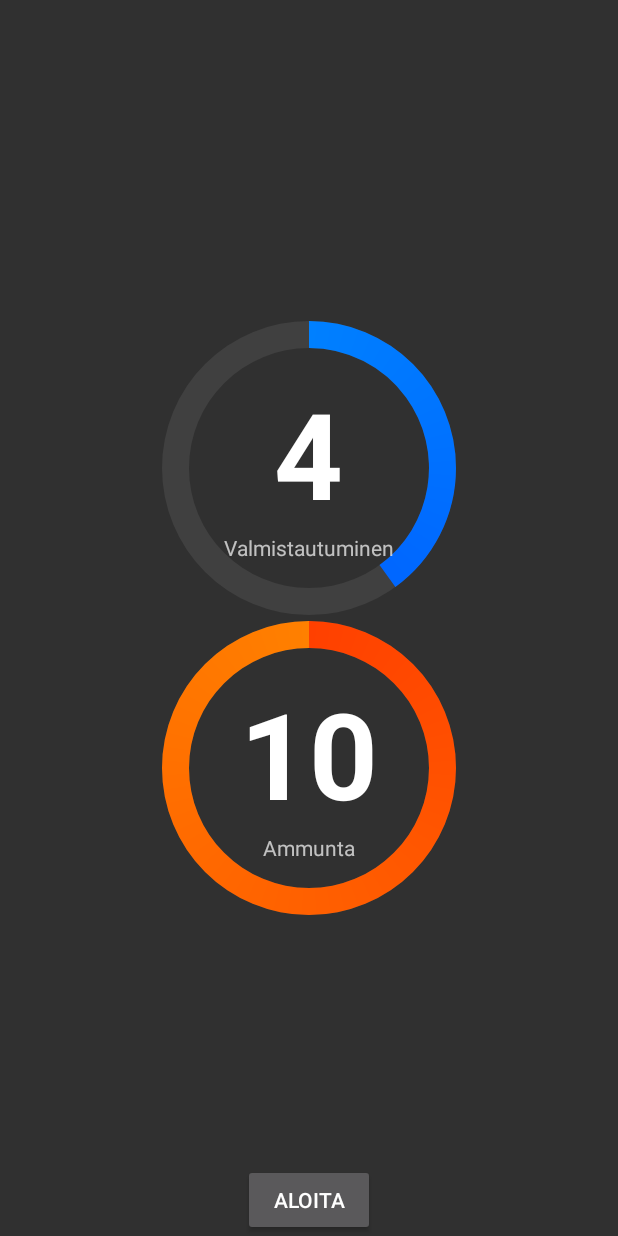
After one commit to bidule21/rotating-target-controller, an Android app: the layout fragment_shooting.xml on its own in the app's theme, with its tools: preview values and no code run, on a phone screen of 412 x 824 dp. The commit adds this screen. Run offline under Robolectric (Android 15) with nearby library versions, the phone set to English and light mode, and no system bars.

Commit message:
add shooting activity and screens for it

```diff
--- a/app/src/main/java/org/db0/targetcontroller/MainActivity.java
+++ b/app/src/main/java/org/db0/targetcontroller/MainActivity.java
@@ -3,11 +3,12 @@ package org.db0.targetcontroller;
 import android.app.Activity;
 import android.bluetooth.BluetoothAdapter;
 import android.content.Intent;
+import android.os.Bundle;
 import android.support.v7.app.AppCompatActivity;
-import android.os.Bundle;
 import android.util.Log;
 import android.view.View;
 import android.widget.Button;
+import android.widget.ProgressBar;
 import android.widget.Toast;
 
 import org.db0.targetcontroller.util.BluetoothManager;
@@ -66,4 +67,7 @@ public class MainActivity extends AppCompatActivity {
             btConnected = false;
         }
     }
+
+    public void startClick(View view) {
+    }
 }
--- /dev/null
+++ b/app/src/main/java/org/db0/targetcontroller/ShootingActivity.java
@@ -0,0 +1,23 @@
+package org.db0.targetcontroller;
+
+import android.annotation.SuppressLint;
+import android.app.ActionBar;
+import android.app.Activity;
+import android.os.Bundle;
+import android.os.Handler;
+import android.view.MotionEvent;
+import android.view.View;
+
+public class ShootingActivity extends Activity {
+
+    @Override
+    protected void onCreate(Bundle savedInstanceState) {
+        super.onCreate(savedInstanceState);
+
+        setContentView(R.layout.activity_shooting);
+    }
+
+    public void startSequenceClick(View view) {
+
+    }
+}
--- /dev/null
+++ b/app/src/main/res/drawable/circular_progress_background.xml
@@ -0,0 +1,11 @@
+<?xml version="1.0" encoding="utf-8"?>
+<shape
+    xmlns:android="http://schemas.android.com/apk/res/android"
+    android:shape="ring"
+    android:innerRadiusRatio="2.5"
+    android:thickness="@dimen/shooting_timer_width"
+    android:useLevel="false">
+
+    <solid android:color="@color/progress_back" />
+
+</shape>
--- /dev/null
+++ b/app/src/main/res/drawable/circular_progress_shoot.xml
@@ -0,0 +1,18 @@
+<?xml version="1.0" encoding="utf-8"?>
+<rotate xmlns:android="http://schemas.android.com/apk/res/android"
+    android:fromDegrees="270"
+    android:toDegrees="270">
+    <shape
+        android:innerRadiusRatio="2.5"
+        android:shape="ring"
+        android:thickness="@dimen/shooting_timer_width"
+        android:useLevel="true"><!-- this line fixes the issue for lollipop api 21 -->
+
+        <gradient
+            android:angle="0"
+            android:endColor="@color/progress_shoot_end"
+            android:startColor="@color/progress_shoot_start"
+            android:type="sweep"
+            android:useLevel="false" />
+    </shape>
+</rotate>
--- /dev/null
+++ b/app/src/main/res/drawable/circular_progress_wait.xml
@@ -0,0 +1,18 @@
+<?xml version="1.0" encoding="utf-8"?>
+<rotate xmlns:android="http://schemas.android.com/apk/res/android"
+    android:fromDegrees="270"
+    android:toDegrees="270">
+    <shape
+        android:innerRadiusRatio="2.5"
+        android:shape="ring"
+        android:thickness="@dimen/shooting_timer_width"
+        android:useLevel="true"><!-- this line fixes the issue for lollipop api 21 -->
+
+        <gradient
+            android:angle="0"
+            android:endColor="@color/progress_wait_end"
+            android:startColor="@color/progress_wait_start"
+            android:type="sweep"
+            android:useLevel="false" />
+    </shape>
+</rotate>
--- /dev/null
+++ b/app/src/main/res/layout-land/fragment_shooting.xml
@@ -0,0 +1,104 @@
+<?xml version="1.0" encoding="utf-8"?>
+<android.support.design.widget.CoordinatorLayout xmlns:android="http://schemas.android.com/apk/res/android"
+    xmlns:tools="http://schemas.android.com/tools"
+    android:layout_width="match_parent"
+    android:layout_height="match_parent"
+    tools:context=".ShootingActivity">
+
+    <RelativeLayout
+        android:layout_width="match_parent"
+        android:layout_height="match_parent">
+
+        <LinearLayout
+            android:layout_width="wrap_content"
+            android:layout_height="wrap_content"
+            android:layout_centerInParent="true"
+            android:orientation="horizontal">
+
+            <RelativeLayout
+                android:layout_width="wrap_content"
+                android:layout_height="wrap_content">
+
+                <ProgressBar
+                    android:id="@+id/progress_wait"
+                    style="?android:attr/progressBarStyleHorizontal"
+                    android:layout_width="200dp"
+                    android:layout_height="200dp"
+                    android:background="@drawable/circular_progress_background"
+                    android:indeterminate="false"
+                    android:max="10"
+                    android:progressDrawable="@drawable/circular_progress_wait"
+                    tools:progress="4" />
+
+                <LinearLayout
+                    android:layout_width="wrap_content"
+                    android:layout_height="wrap_content"
+                    android:layout_centerInParent="true"
+                    android:orientation="vertical">
+
+                    <TextView
+                        android:id="@+id/prepare_time"
+                        style="@style/FiringTime"
+                        android:layout_width="wrap_content"
+                        android:layout_height="wrap_content"
+                        android:layout_gravity="center_horizontal"
+                        tools:text="4" />
+
+                    <TextView
+                        android:layout_width="wrap_content"
+                        android:layout_height="wrap_content"
+                        android:layout_gravity="center_horizontal"
+                        tools:text="@string/shooting_prepare" />
+
+                </LinearLayout>
+            </RelativeLayout>
+
+            <RelativeLayout
+                android:layout_width="wrap_content"
+                android:layout_height="wrap_content">
+
+                <ProgressBar
+                    android:id="@+id/progress_shoot"
+                    style="?android:attr/progressBarStyleHorizontal"
+                    android:layout_width="200dp"
+                    android:layout_height="200dp"
+                    android:background="@drawable/circular_progress_background"
+                    android:indeterminate="false"
+                    android:max="10"
+                    android:progressDrawable="@drawable/circular_progress_shoot"
+                    tools:progress="10" />
+
+                <LinearLayout
+                    android:layout_width="wrap_content"
+                    android:layout_height="wrap_content"
+                    android:layout_centerInParent="true"
+                    android:orientation="vertical">
+
+                    <TextView
+                        android:id="@+id/firing_time"
+                        style="@style/FiringTime"
+                        android:layout_width="wrap_content"
+                        android:layout_height="wrap_content"
+                        android:layout_gravity="center_horizontal"
+                        tools:text="10" />
+
+                    <TextView
+                        android:layout_width="wrap_content"
+                        android:layout_height="wrap_content"
+                        android:layout_gravity="center_horizontal"
+                        tools:text="@string/shooting_firing" />
+
+                </LinearLayout>
+            </RelativeLayout>
+        </LinearLayout>
+
+        <Button
+            android:id="@+id/button_start_sequence"
+            android:layout_width="wrap_content"
+            android:layout_height="wrap_content"
+            android:layout_alignParentBottom="true"
+            android:layout_centerHorizontal="true"
+            android:text="@string/button_start_sequence"
+            android:onClick="startSequenceClick"/>
+    </RelativeLayout>
+</android.support.design.widget.CoordinatorLayout>
--- a/app/src/main/res/layout/activity_main.xml
+++ b/app/src/main/res/layout/activity_main.xml
@@ -1,5 +1,6 @@
 <?xml version="1.0" encoding="utf-8"?>
 <RelativeLayout xmlns:android="http://schemas.android.com/apk/res/android"
+    xmlns:CircleProgressView="http://schemas.android.com/apk/res-auto"
     xmlns:tools="http://schemas.android.com/tools"
     android:id="@+id/activity_main"
     android:layout_width="match_parent"
@@ -13,6 +14,13 @@
         android:onClick="connectClick"
         android:text="@string/button_connect" />
 
+    <Button
+        android:layout_width="wrap_content"
+        android:layout_height="wrap_content"
+        android:layout_centerInParent="true"
+        android:onClick="startClick"
+        android:text="@string/button_start_shooting" />
+
     <android.support.design.widget.FloatingActionButton
         android:layout_width="wrap_content"
         android:layout_height="wrap_content"
--- /dev/null
+++ b/app/src/main/res/layout/activity_shooting.xml
@@ -0,0 +1,12 @@
+<?xml version="1.0" encoding="utf-8"?>
+<android.support.design.widget.CoordinatorLayout xmlns:android="http://schemas.android.com/apk/res/android"
+    xmlns:tools="http://schemas.android.com/tools"
+    android:layout_width="match_parent"
+    android:layout_height="match_parent"
+    tools:context="org.db0.targetcontroller.ShootingActivity">
+
+    <android.support.v4.view.ViewPager
+        android:id="@+id/shooting_viewpager"
+        android:layout_width="match_parent"
+        android:layout_height="match_parent" />
+</android.support.design.widget.CoordinatorLayout>
--- /dev/null
+++ b/app/src/main/res/layout/fragment_shooting.xml
@@ -0,0 +1,104 @@
+<?xml version="1.0" encoding="utf-8"?>
+<android.support.design.widget.CoordinatorLayout xmlns:android="http://schemas.android.com/apk/res/android"
+    xmlns:tools="http://schemas.android.com/tools"
+    android:layout_width="match_parent"
+    android:layout_height="match_parent"
+    tools:context=".ShootingActivity">
+
+    <RelativeLayout
+        android:layout_width="match_parent"
+        android:layout_height="match_parent">
+
+        <LinearLayout
+            android:layout_width="wrap_content"
+            android:layout_height="wrap_content"
+            android:layout_centerInParent="true"
+            android:orientation="vertical">
+
+            <RelativeLayout
+                android:layout_width="wrap_content"
+                android:layout_height="wrap_content">
+
+                <ProgressBar
+                    android:id="@+id/progress_wait"
+                    style="?android:attr/progressBarStyleHorizontal"
+                    android:layout_width="200dp"
+                    android:layout_height="200dp"
+                    android:background="@drawable/circular_progress_background"
+                    android:indeterminate="false"
+                    android:max="10"
+                    android:progressDrawable="@drawable/circular_progress_wait"
+                    tools:progress="4" />
+
+                <LinearLayout
+                    android:layout_width="wrap_content"
+                    android:layout_height="wrap_content"
+                    android:layout_centerInParent="true"
+                    android:orientation="vertical">
+
+                    <TextView
+                        android:id="@+id/prepare_time"
+                        style="@style/FiringTime"
+                        android:layout_width="wrap_content"
+                        android:layout_height="wrap_content"
+                        android:layout_gravity="center_horizontal"
+                        tools:text="4" />
+
+                    <TextView
+                        android:layout_width="wrap_content"
+                        android:layout_height="wrap_content"
+                        android:layout_gravity="center_horizontal"
+                        tools:text="@string/shooting_prepare" />
+
+                </LinearLayout>
+            </RelativeLayout>
+
+            <RelativeLayout
+                android:layout_width="wrap_content"
+                android:layout_height="wrap_content">
+
+                <ProgressBar
+                    android:id="@+id/progress_shoot"
+                    style="?android:attr/progressBarStyleHorizontal"
+                    android:layout_width="200dp"
+                    android:layout_height="200dp"
+                    android:background="@drawable/circular_progress_background"
+                    android:indeterminate="false"
+                    android:max="10"
+                    android:progressDrawable="@drawable/circular_progress_shoot"
+                    tools:progress="10" />
+
+                <LinearLayout
+                    android:layout_width="wrap_content"
+                    android:layout_height="wrap_content"
+                    android:layout_centerInParent="true"
+                    android:orientation="vertical">
+
+                    <TextView
+                        android:id="@+id/firing_time"
+                        style="@style/FiringTime"
+                        android:layout_width="wrap_content"
+                        android:layout_height="wrap_content"
+                        android:layout_gravity="center_horizontal"
+                        tools:text="10" />
+
+                    <TextView
+                        android:layout_width="wrap_content"
+                        android:layout_height="wrap_content"
+                        android:layout_gravity="center_horizontal"
+                        tools:text="@string/shooting_firing" />
+
+                </LinearLayout>
+            </RelativeLayout>
+        </LinearLayout>
+
+        <Button
+            android:id="@+id/button_start_sequence"
+            android:layout_width="wrap_content"
+            android:layout_height="wrap_content"
+            android:layout_alignParentBottom="true"
+            android:layout_centerHorizontal="true"
+            android:text="@string/button_start_sequence"
+            android:onClick="startSequenceClick"/>
+    </RelativeLayout>
+</android.support.design.widget.CoordinatorLayout>
--- /dev/null
+++ b/app/src/main/res/values/attrs.xml
@@ -0,0 +1,12 @@
+<resources>
+
+    <!-- Declare custom theme attributes that allow changing which styles are
+         used for button bars depending on the API level.
+         ?android:attr/buttonBarStyle is new as of API 11 so this is
+         necessary to support previous API levels. -->
+    <declare-styleable name="ButtonBarContainerTheme">
+        <attr name="metaButtonBarStyle" format="reference" />
+        <attr name="metaButtonBarButtonStyle" format="reference" />
+    </declare-styleable>
+
+</resources>
--- a/app/src/main/res/values/colors.xml
+++ b/app/src/main/res/values/colors.xml
@@ -1,8 +1,16 @@
 <?xml version="1.0" encoding="utf-8"?>
-<resources>
+<resources xmlns:tools="http://schemas.android.com/tools">
     <color name="colorPrimary">#ff5a595b</color>
     <color name="colorPrimaryDark">#ff4a494b</color>
     <color name="colorAccent">#FF4081</color>
-    <color name="accent_material_dark">#ff5a595b</color>
+    <color name="accent_material_dark" tools:override="true">#ff5a595b</color>
     <color name="white">#fff</color>
+
+    <color name="progress_wait_start">#0080FF</color>
+    <color name="progress_wait_end">#0040FF</color>
+    <color name="progress_shoot_start">#FF4000</color>
+    <color name="progress_shoot_end">#FF8000</color>
+    <color name="progress_back">#404040</color>
+
+    <color name="black_overlay">#66000000</color>
 </resources>
--- a/app/src/main/res/values/dimens.xml
+++ b/app/src/main/res/values/dimens.xml
@@ -5,4 +5,5 @@
     <dimen name="seekbar_value_width">30dp</dimen>
     <dimen name="seekbar_tick_width">10dp</dimen>
     <dimen name="slider_height">32dp</dimen>
+    <dimen name="shooting_timer_width">18dp</dimen>
 </resources>
--- a/app/src/main/res/values/strings.xml
+++ b/app/src/main/res/values/strings.xml
@@ -8,9 +8,19 @@
     <string name="button_save">Tallenna</string>
     <string name="button_connect">Yhdistä tauluun</string>
     <string name="button_disconnect">Katkaise yhteys</string>
+    <string name="button_start_shooting">Aloita ammunta</string>
+    <string name="button_start_sequence">Aloita</string>
+
     <string name="tick">&gt;</string>
     <string name="open_bluetooth_error">Bluetooth pitää olla päällä. Käynnistä sovellus uudelleen.</string>
     <string name="bluetooth_connected">Yhdistetty tauluun</string>
     <string name="bluetooth_connection_failed">Yhdistäminen tauluun epäonnistui. Käynnistä taulu ja sovellus uudelleen.</string>
     <string name="bluetooth_no_device">Taulua ei löytynyt. Parita laite taulun HC-06 kanssa uudelleen.</string>
+
+    <string name="title_activity_shooting">ShootingActivity</string>
+    <string name="dummy_button">Dummy Button</string>
+    <string name="dummy_content">DUMMY\nCONTENT</string>
+
+    <string name="shooting_prepare">Valmistautuminen</string>
+    <string name="shooting_firing">Ammunta</string>
 </resources>
--- a/app/src/main/res/values/styles.xml
+++ b/app/src/main/res/values/styles.xml
@@ -11,4 +11,21 @@
     <style name="AppTheme.NoActionBar" parent="Theme.AppCompat.NoActionBar">
 
     </style>
+
+    <style name="FullscreenTheme" parent="AppTheme">
+        <item name="android:actionBarStyle">@style/FullscreenActionBarStyle</item>
+        <item name="android:windowActionBarOverlay">true</item>
+        <item name="metaButtonBarStyle">?android:attr/buttonBarStyle</item>
+        <item name="metaButtonBarButtonStyle">?android:attr/buttonBarButtonStyle</item>
+    </style>
+
+    <style name="FullscreenActionBarStyle" parent="android:Widget.Holo.ActionBar">
+        <item name="android:background">@color/black_overlay</item>
+    </style>
+
+    <style name="FiringTime">
+        <item name="android:textColor">@android:color/white</item>
+        <item name="android:textSize">80sp</item>
+        <item name="android:textStyle">bold</item>
+    </style>
 </resources>
```
Also changed, not shown: app/src/main/AndroidManifest.xml (+11 -3 lines).
